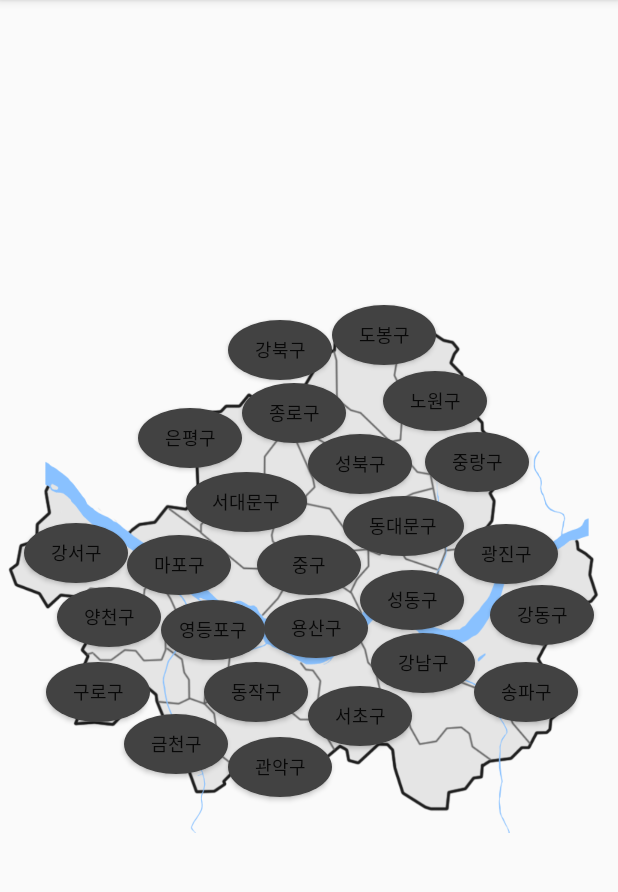
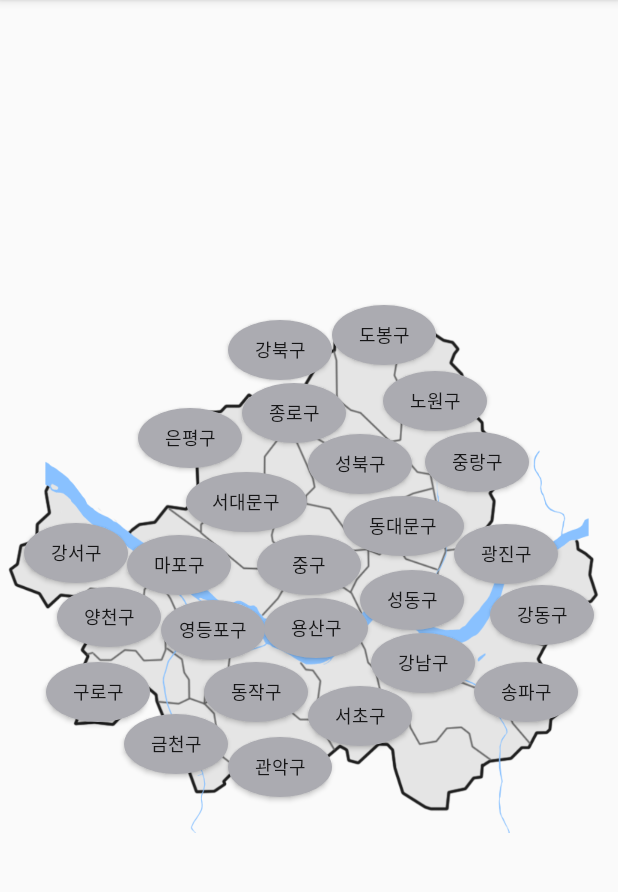
Before and after one commit to bbbboraa/SEOULO1, an Android app: the LocalSelectActivity screen opened directly, with no data from a screen before it, on a phone screen of 412 x 824 dp, the part 84-976 px from its top. Run offline under Robolectric (Android 15) with nearby library versions, the phone set to English and light mode, and no system bars.

Commit message:
+ 구 선택 버튼 색상 변경

```diff
--- a/app/src/main/res/layout/activity_local_select.xml
+++ b/app/src/main/res/layout/activity_local_select.xml
@@ -25,7 +25,7 @@
         android:layout_width="69dp"
         android:layout_height="40dp"
         android:background="@drawable/round_background"
-        android:backgroundTint="@color/cardview_dark_background"
+        android:backgroundTint="@color/material_dynamic_neutral70"
         android:text="강서구"
         android:textSize="12sp"
         app:layout_constraintBottom_toBottomOf="parent"
@@ -40,7 +40,7 @@
         android:layout_width="69dp"
         android:layout_height="40dp"
         android:background="@drawable/round_background"
-        android:backgroundTint="@color/cardview_dark_background"
+        android:backgroundTint="@color/material_dynamic_neutral70"
         android:text="마포구"
         android:textSize="12sp"
         app:layout_constraintBottom_toBottomOf="parent"
@@ -55,7 +55,7 @@
         android:layout_width="80.8dp"
         android:layout_height="40dp"
         android:background="@drawable/round_background"
-        android:backgroundTint="@color/cardview_dark_background"
+        android:backgroundTint="@color/material_dynamic_neutral70"
         android:text="서대문구"
         android:textSize="12sp"
         app:layout_constraintBottom_toBottomOf="parent"
@@ -70,7 +70,7 @@
         android:layout_width="80.8dp"
         android:layout_height="40dp"
         android:background="@drawable/round_background"
-        android:backgroundTint="@color/cardview_dark_background"
+        android:backgroundTint="@color/material_dynamic_neutral70"
         android:text="동대문구"
         android:textSize="12sp"
         app:layout_constraintBottom_toBottomOf="parent"
@@ -85,7 +85,7 @@
         android:layout_width="69dp"
         android:layout_height="40dp"
         android:background="@drawable/round_background"
-        android:backgroundTint="@color/cardview_dark_background"
+        android:backgroundTint="@color/material_dynamic_neutral70"
         android:text="은평구"
         android:textSize="12sp"
         app:layout_constraintBottom_toBottomOf="parent"
@@ -100,7 +100,7 @@
         android:layout_width="69dp"
         android:layout_height="40dp"
         android:background="@drawable/round_background"
-        android:backgroundTint="@color/cardview_dark_background"
+        android:backgroundTint="@color/material_dynamic_neutral70"
         android:text="종로구"
         android:textSize="12sp"
         app:layout_constraintBottom_toBottomOf="parent"
@@ -115,7 +115,7 @@
         android:layout_width="69dp"
         android:layout_height="40dp"
         android:background="@drawable/round_background"
-        android:backgroundTint="@color/cardview_dark_background"
+        android:backgroundTint="@color/material_dynamic_neutral70"
         android:text="도봉구"
         android:textSize="12sp"
         app:layout_constraintBottom_toBottomOf="parent"
@@ -130,7 +130,7 @@
         android:layout_width="69dp"
         android:layout_height="40dp"
         android:background="@drawable/round_background"
-        android:backgroundTint="@color/cardview_dark_background"
+        android:backgroundTint="@color/material_dynamic_neutral70"
         android:text="강북구"
         android:textSize="12sp"
         app:layout_constraintBottom_toBottomOf="parent"
@@ -145,7 +145,7 @@
         android:layout_width="69dp"
         android:layout_height="40dp"
         android:background="@drawable/round_background"
-        android:backgroundTint="@color/cardview_dark_background"
+        android:backgroundTint="@color/material_dynamic_neutral70"
         android:text="성북구"
         android:textSize="12sp"
         app:layout_constraintBottom_toBottomOf="parent"
@@ -160,7 +160,7 @@
         android:layout_width="69dp"
         android:layout_height="40dp"
         android:background="@drawable/round_background"
-        android:backgroundTint="@color/cardview_dark_background"
+        android:backgroundTint="@color/material_dynamic_neutral70"
         android:text="노원구"
         android:textSize="12sp"
         app:layout_constraintBottom_toBottomOf="parent"
@@ -175,7 +175,7 @@
         android:layout_width="69dp"
         android:layout_height="40dp"
         android:background="@drawable/round_background"
-        android:backgroundTint="@color/cardview_dark_background"
+        android:backgroundTint="@color/material_dynamic_neutral70"
         android:text="중랑구"
         android:textSize="12sp"
         app:layout_constraintBottom_toBottomOf="parent"
@@ -190,7 +190,7 @@
         android:layout_width="69dp"
         android:layout_height="40dp"
         android:background="@drawable/round_background"
-        android:backgroundTint="@color/cardview_dark_background"
+        android:backgroundTint="@color/material_dynamic_neutral70"
         android:text="광진구"
         android:textSize="12sp"
         app:layout_constraintBottom_toBottomOf="parent"
@@ -205,7 +205,7 @@
         android:layout_width="69dp"
         android:layout_height="40dp"
         android:background="@drawable/round_background"
-        android:backgroundTint="@color/cardview_dark_background"
+        android:backgroundTint="@color/material_dynamic_neutral70"
         android:text="성동구"
         android:textSize="12sp"
         app:layout_constraintBottom_toBottomOf="parent"
@@ -220,7 +220,7 @@
         android:layout_width="69dp"
         android:layout_height="40dp"
         android:background="@drawable/round_background"
-        android:backgroundTint="@color/cardview_dark_background"
+        android:backgroundTint="@color/material_dynamic_neutral70"
         android:text="중구"
         android:textSize="12sp"
         app:layout_constraintBottom_toBottomOf="parent"
@@ -234,7 +234,7 @@
         android:layout_width="69dp"
         android:layout_height="40dp"
         android:background="@drawable/round_background"
-        android:backgroundTint="@color/cardview_dark_background"
+        android:backgroundTint="@color/material_dynamic_neutral70"
         android:text="용산구"
         android:textSize="12sp"
         app:layout_constraintBottom_toBottomOf="parent"
@@ -249,7 +249,7 @@
         android:layout_width="69dp"
         android:layout_height="40dp"
         android:background="@drawable/round_background"
-        android:backgroundTint="@color/cardview_dark_background"
+        android:backgroundTint="@color/material_dynamic_neutral70"
         android:text="양천구"
         android:textSize="12sp"
         app:layout_constraintBottom_toBottomOf="parent"
@@ -264,7 +264,7 @@
         android:layout_width="69dp"
         android:layout_height="40dp"
         android:background="@drawable/round_background"
-        android:backgroundTint="@color/cardview_dark_background"
+        android:backgroundTint="@color/material_dynamic_neutral70"
         android:text="구로구"
         android:textSize="12sp"
         app:layout_constraintBottom_toBottomOf="parent"
@@ -279,7 +279,7 @@
         android:layout_width="69dp"
         android:layout_height="40dp"
         android:background="@drawable/round_background"
-        android:backgroundTint="@color/cardview_dark_background"
+        android:backgroundTint="@color/material_dynamic_neutral70"
         android:text="금천구"
         android:textSize="12sp"
         app:layout_constraintBottom_toBottomOf="parent"
@@ -294,7 +294,7 @@
         android:layout_width="69dp"
         android:layout_height="40dp"
         android:background="@drawable/round_background"
-        android:backgroundTint="@color/cardview_dark_background"
+        android:backgroundTint="@color/material_dynamic_neutral70"
         android:text="영등포구"
         android:textSize="12sp"
         app:layout_constraintBottom_toBottomOf="parent"
@@ -309,7 +309,7 @@
         android:layout_width="69dp"
         android:layout_height="40dp"
         android:background="@drawable/round_background"
-        android:backgroundTint="@color/cardview_dark_background"
+        android:backgroundTint="@color/material_dynamic_neutral70"
         android:text="동작구"
         android:textSize="12sp"
         app:layout_constraintBottom_toBottomOf="parent"
@@ -324,7 +324,7 @@
         android:layout_width="69dp"
         android:layout_height="40dp"
         android:background="@drawable/round_background"
-        android:backgroundTint="@color/cardview_dark_background"
+        android:backgroundTint="@color/material_dynamic_neutral70"
         android:text="관악구"
         android:textSize="12sp"
         app:layout_constraintBottom_toBottomOf="parent"
@@ -339,7 +339,7 @@
         android:layout_width="69dp"
         android:layout_height="40dp"
         android:background="@drawable/round_background"
-        android:backgroundTint="@color/cardview_dark_background"
+        android:backgroundTint="@color/material_dynamic_neutral70"
         android:text="강동구"
         android:textSize="12sp"
         app:layout_constraintBottom_toBottomOf="parent"
@@ -354,7 +354,7 @@
         android:layout_width="69dp"
         android:layout_height="40dp"
         android:background="@drawable/round_background"
-        android:backgroundTint="@color/cardview_dark_background"
+        android:backgroundTint="@color/material_dynamic_neutral70"
         android:text="송파구"
         android:textSize="12sp"
         app:layout_constraintBottom_toBottomOf="parent"
@@ -369,7 +369,7 @@
         android:layout_width="69dp"
         android:layout_height="40dp"
         android:background="@drawable/round_background"
-        android:backgroundTint="@color/cardview_dark_background"
+        android:backgroundTint="@color/material_dynamic_neutral70"
         android:text="강남구"
         android:textSize="12sp"
         app:layout_constraintBottom_toBottomOf="parent"
@@ -384,7 +384,7 @@
         android:layout_width="69dp"
         android:layout_height="40dp"
         android:background="@drawable/round_background"
-        android:backgroundTint="@color/cardview_dark_background"
+        android:backgroundTint="@color/material_dynamic_neutral70"
         android:text="서초구"
         android:textSize="12sp"
         app:layout_constraintBottom_toBottomOf="parent"
```
